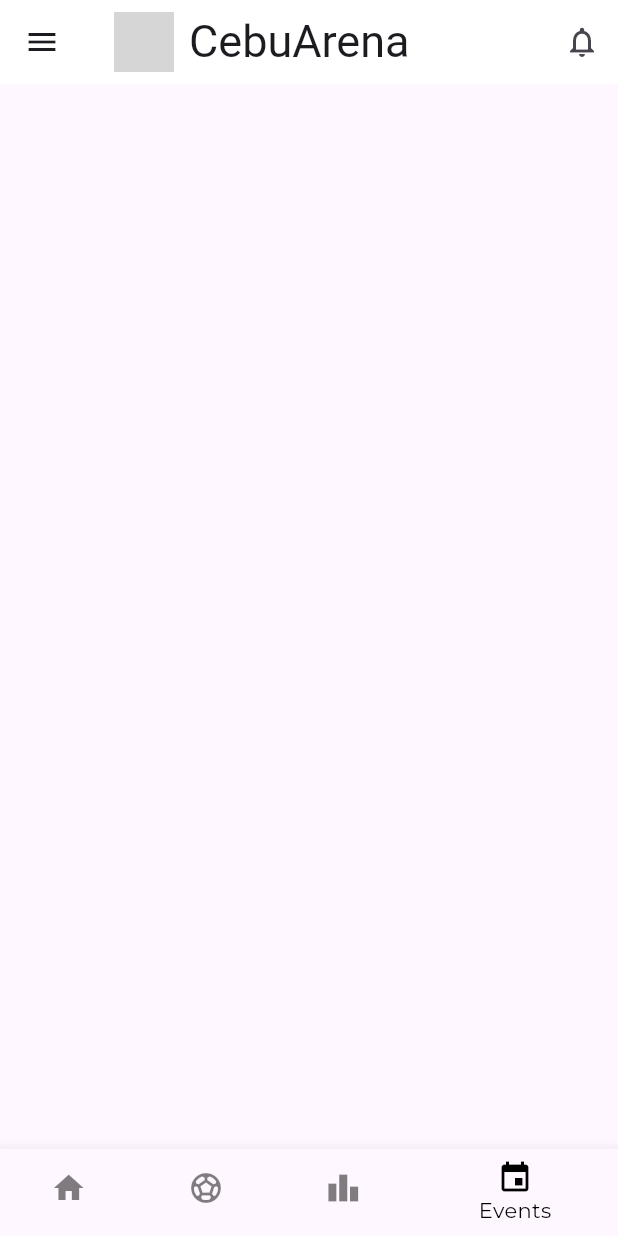
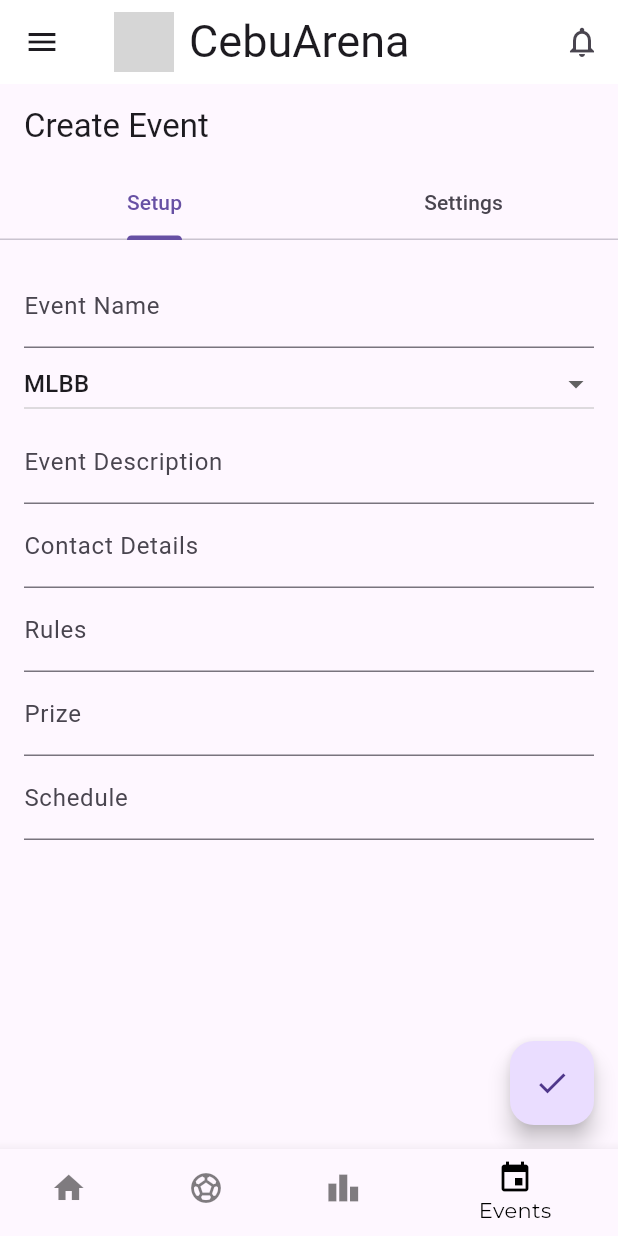
Before and after one commit to realneir/CebuArena, a Flutter app: the Homepage screen opened directly, item 4 of the bottom bar chosen, on a phone screen of 412 x 824 dp. Run offline on Flutter 3.47's test engine with Material 2 defaults, Android fonts, the phone set to English and light mode, and no system bars; our stand-ins replace carousel_slider, firebase_auth, firebase_core, firebase_database, flutter_riverpod, google_fonts and 1 more; accounts and stored records are empty; grey boxes are pictures that could not be loaded.

Commit message:
event screen

```diff
--- /dev/null
+++ b/lib/Screens/Eventscreen.dart
@@ -0,0 +1,64 @@
+// ignore_for_file: library_private_types_in_public_api
+
+import 'package:captsone_ui/Screens/Eventsdetail.dart';
+import 'package:captsone_ui/widgets/Scrimmage/Scrimmagedetails.dart';
+import 'package:flutter/material.dart';
+import 'package:captsone_ui/widgets/Homepage/tab_data.dart';
+import 'package:google_fonts/google_fonts.dart';
+
+class EventScreen extends StatefulWidget {
+  final Event event;
+
+  EventScreen({required this.event});
+
+  @override
+  _EventScreenState createState() => _EventScreenState();
+}
+
+class _EventScreenState extends State<EventScreen> {
+  late final Event event;
+
+  @override
+  Widget build(BuildContext context) {
+    return Scaffold(
+      appBar: AppBar(
+        title: Text(widget.event.eventName),
+      ),
+      body: Padding(
+        padding: const EdgeInsets.all(16.0),
+        child: ListView(
+          children: [
+            Text('Game: ${widget.event.game}'),
+            SizedBox(height: 10),
+            Text('Description: ${widget.event.description}'),
+            SizedBox(height: 10),
+            Text('Contact Details: ${widget.event.contactDetails}'),
+            SizedBox(height: 10),
+            Text('Rules: ${widget.event.rules}'),
+            SizedBox(height: 10),
+            Text('Prize: ${widget.event.prize}'),
+            SizedBox(height: 10),
+            Text('Schedule: ${widget.event.schedule}'),
+            SizedBox(height: 10),
+            Text('Minimum Players: ${widget.event.minPlayers}'),
+            SizedBox(height: 10),
+            Text('Maximum Players: ${widget.event.maxPlayers}'),
+            SizedBox(height: 10),
+            Text('Registration Limit: ${widget.event.registrationLimit}'),
+            SizedBox(height: 10),
+            Text('Participants Limit: ${widget.event.participantsLimit}'),
+            SizedBox(height: 10),
+            Text('Challong Link: ${widget.event.challongLink}'),
+            SizedBox(height: 10),
+            Text('Registration Location: ${widget.event.registrationLocation}'),
+            SizedBox(height: 10),
+            Text(
+                'Specific Specification: ${widget.event.specificSpecification}'),
+            SizedBox(height: 10),
+            Text('Specific Town: ${widget.event.specificTown}'),
+          ],
+        ),
+      ),
+    );
+  }
+}
--- /dev/null
+++ b/lib/Screens/Eventsdetail.dart
@@ -0,0 +1,300 @@
+import 'package:flutter/material.dart';
+import 'package:captsone_ui/Screens/Eventscreen.dart';
+
+class Event {
+  final String eventName;
+  final String game;
+  final String description;
+  final String contactDetails;
+  final String rules;
+  final String prize;
+  final String schedule;
+  final String minPlayers;
+  final String maxPlayers;
+  final String registrationLimit;
+  final String participantsLimit;
+  final String challongLink;
+  final String registrationLocation;
+  final String specificSpecification;
+  final String specificTown;
+
+  Event({
+    required this.eventName,
+    required this.game,
+    required this.description,
+    required this.contactDetails,
+    required this.rules,
+    required this.prize,
+    required this.schedule,
+    required this.minPlayers,
+    required this.maxPlayers,
+    required this.registrationLimit,
+    required this.participantsLimit,
+    required this.challongLink,
+    required this.registrationLocation,
+    required this.specificSpecification,
+    required this.specificTown,
+  });
+}
+
+class EventCreationPage extends StatefulWidget {
+  @override
+  _EventCreationPageState createState() => _EventCreationPageState();
+}
+
+class _EventCreationPageState extends State<EventCreationPage>
+    with SingleTickerProviderStateMixin {
+  late TabController _tabController;
+
+  final List<String> _games = [
+    "MLBB",
+    "VALORANT",
+    "DOTA2",
+    "LOL",
+    "CODM",
+    "WILDRIFT"
+  ];
+  String _selectedGame = "MLBB";
+
+  final TextEditingController _minPlayersController = TextEditingController();
+  final TextEditingController _maxPlayersController = TextEditingController();
+  final TextEditingController _participantsLimitController =
+      TextEditingController();
+  final TextEditingController _challongLinkController = TextEditingController();
+  final TextEditingController _specificLocationController =
+      TextEditingController();
+  final TextEditingController _eventNameController = TextEditingController();
+  final TextEditingController _descriptionController = TextEditingController();
+  final TextEditingController _contactDetailsController =
+      TextEditingController();
+  final TextEditingController _rulesController = TextEditingController();
+  final TextEditingController _prizeController = TextEditingController();
+  final TextEditingController _scheduleController = TextEditingController();
+
+  String _registrationLimit = "Unlimited";
+  String _registrationLocation = "All of Cebu";
+  String _specificSpecification = "School";
+  String _specificTown = "Naga";
+
+  final List<String> _towns = ["Naga", "Minglanilla", "Basak"];
+
+  @override
+  void initState() {
+    super.initState();
+    _tabController = TabController(length: 2, vsync: this);
+  }
+
+  @override
+  Widget build(BuildContext context) {
+    return Scaffold(
+      appBar: AppBar(
+        title: Text('Create Event'),
+        bottom: TabBar(
+          controller: _tabController,
+          tabs: const [
+            Tab(text: 'Setup'),
+            Tab(text: 'Settings'),
+          ],
+        ),
+      ),
+      body: TabBarView(
+        controller: _tabController,
+        children: [
+          ListView(
+            padding: const EdgeInsets.all(16.0),
+            children: [
+              TextField(
+                controller: _eventNameController,
+                decoration: InputDecoration(
+                  labelText: 'Event Name',
+                ),
+              ),
+              DropdownButton<String>(
+                value: _selectedGame,
+                hint: Text("Select Game"),
+                isExpanded: true,
+                items: _games.map<DropdownMenuItem<String>>((String value) {
+                  return DropdownMenuItem<String>(
+                    value: value,
+                    child: Text(value),
+                  );
+                }).toList(),
+                onChanged: (String? newValue) {
+                  // Nullable String
+                  setState(() {
+                    _selectedGame = newValue!;
+                  });
+                },
+              ),
+              TextField(
+                controller: _descriptionController,
+                decoration: InputDecoration(
+                  labelText: 'Event Description',
+                ),
+              ),
+              TextField(
+                controller: _contactDetailsController,
+                decoration: InputDecoration(
+                  labelText: 'Contact Details',
+                ),
+              ),
+              TextField(
+                controller: _rulesController,
+                decoration: InputDecoration(
+                  labelText: 'Rules',
+                ),
+              ),
+              TextField(
+                controller: _prizeController,
+                decoration: InputDecoration(
+                  labelText: 'Prize',
+                ),
+              ),
+              TextField(
+                controller: _scheduleController,
+                decoration: InputDecoration(
+                  labelText: 'Schedule',
+                ),
+              ),
+            ],
+          ),
+          ListView(
+            padding: const EdgeInsets.all(16.0),
+            children: [
+              TextField(
+                controller: _minPlayersController,
+                decoration: InputDecoration(
+                  labelText: 'Min Players Per Team',
+                ),
+                keyboardType: TextInputType.number,
+              ),
+              TextField(
+                controller: _maxPlayersController,
+                decoration: InputDecoration(
+                  labelText: 'Max Players Per Team',
+                ),
+                keyboardType: TextInputType.number,
+              ),
+              DropdownButton<String>(
+                value: _registrationLimit,
+                isExpanded: true,
+                items: ["Unlimited", "Limited"]
+                    .map<DropdownMenuItem<String>>((String value) {
+                  return DropdownMenuItem<String>(
+                    value: value,
+                    child: Text(value),
+                  );
+                }).toList(),
+                onChanged: (String? newValue) {
+                  setState(() {
+                    _registrationLimit = newValue!;
+                    if (_registrationLimit == "Unlimited") {
+                      _participantsLimitController.text = "";
+                    }
+                  });
+                },
+              ),
+              if (_registrationLimit == "Limited")
+                TextField(
+                  controller: _participantsLimitController,
+                  decoration: InputDecoration(
+                    labelText: 'Participants Limit',
+                  ),
+                  keyboardType: TextInputType.number,
+                ),
+              TextField(
+                controller: _challongLinkController,
+                decoration: InputDecoration(
+                  labelText: 'Enter Challong Link',
+                ),
+              ),
+              DropdownButton<String>(
+                value: _registrationLocation,
+                isExpanded: true,
+                items: ["All of Cebu", "Specific"]
+                    .map<DropdownMenuItem<String>>((String value) {
+                  return DropdownMenuItem<String>(
+                    value: value,
+                    child: Text(value),
+                  );
+                }).toList(),
+                onChanged: (String? newValue) {
+                  setState(() {
+                    _registrationLocation = newValue!;
+                    if (_registrationLocation == "All of Cebu") {
+                      _specificLocationController.text = "";
+                    }
+                  });
+                },
+              ),
+              if (_registrationLocation == "Specific") ...[
+                DropdownButton<String>(
+                  value: _specificSpecification,
+                  isExpanded: true,
+                  items: ["School", "Town"]
+                      .map<DropdownMenuItem<String>>((String value) {
+                    return DropdownMenuItem<String>(
+                      value: value,
+                      child: Text(value),
+                    );
+                  }).toList(),
+                  onChanged: (String? newValue) {
+                    setState(() {
+                      _specificSpecification = newValue!;
+                    });
+                  },
+                ),
+                if (_specificSpecification == "Town") ...[
+                  DropdownButton<String>(
+                    value: _specificTown,
+                    isExpanded: true,
+                    items: _towns.map<DropdownMenuItem<String>>((String value) {
+                      return DropdownMenuItem<String>(
+                        value: value,
+                        child: Text(value),
+                      );
+                    }).toList(),
+                    onChanged: (String? newValue) {
+                      setState(() {
+                        _specificTown = newValue!;
+                      });
+                    },
+                  ),
+                ]
+              ],
+            ],
+          ),
+        ],
+      ),
+      floatingActionButton: FloatingActionButton(
+        onPressed: () {
+          Event newEvent = Event(
+            eventName: _eventNameController.text,
+            game: _selectedGame,
+            description: _descriptionController.text,
+            contactDetails: _contactDetailsController.text,
+            rules: _rulesController.text,
+            prize: _prizeController.text,
+            schedule: _scheduleController.text,
+            minPlayers: _minPlayersController.text,
+            maxPlayers: _maxPlayersController.text,
+            registrationLimit: _registrationLimit,
+            participantsLimit: _participantsLimitController.text,
+            challongLink: _challongLinkController.text,
+            registrationLocation: _registrationLocation,
+            specificSpecification: _specificSpecification,
+            specificTown: _specificTown,
+          );
+
+          Navigator.push(
+            context,
+            MaterialPageRoute(
+              builder: (context) => EventScreen(event: newEvent),
+            ),
+          );
+        },
+        child: Icon(Icons.check),
+      ),
+    );
+  }
+}
--- a/lib/Screens/Homepage.dart
+++ b/lib/Screens/Homepage.dart
@@ -1,3 +1,5 @@
+import 'package:captsone_ui/Screens/Eventscreen.dart';
+import 'package:captsone_ui/Screens/Eventsdetail.dart';
 import 'package:captsone_ui/Screens/Leaderboards.dart';
 import 'package:captsone_ui/services/user_provider.dart';
 import 'package:firebase_database/firebase_database.dart';
@@ -40,7 +42,7 @@ class Homepage extends ConsumerWidget {
             ),
             SizedBox(width: 10),
             Text(
-              'CebuArena',
+              'CebuArena', //change username to the current user logged in
               style: GoogleFonts.metalMania(fontSize: 30),
             ),
           ],
@@ -100,13 +102,13 @@ class Homepage extends ConsumerWidget {
   Widget _buildPage(int index) {
     switch (index) {
       case 0:
-        return EventsLeaderboardsPage();
+        return HomeView();
       case 1:
         return ScrimmagesPage();
       case 2:
         return Leaderboards();
-      // case 3:
-      //   return SettingsPage();
+      case 3:
+        return EventCreationPage();
       default:
         return Container();
     }
--- a/lib/widgets/Homepage/drawer.dart
+++ b/lib/widgets/Homepage/drawer.dart
@@ -1,4 +1,5 @@
 import 'package:captsone_ui/Screens/LoginScreen.dart';
+import 'package:captsone_ui/Screens/Profilescreen.dart';
 import 'package:captsone_ui/services/firebase_auth_methods.dart';
 import 'package:captsone_ui/utils/showSnackBar.dart';
 import 'package:firebase_auth/firebase_auth.dart';
@@ -75,7 +76,7 @@ class SidebarMenu extends StatelessWidget {
             onTap: () {
               Navigator.push(
                 context,
-                MaterialPageRoute(builder: (context) => EmailPasswordLogin()),
+                MaterialPageRoute(builder: (context) => ProfileScreen()),
               );
             },
           ),
--- a/lib/widgets/Homepage/events_leaderboards_page.dart
+++ b/lib/widgets/Homepage/events_leaderboards_page.dart
@@ -2,12 +2,12 @@ import 'package:carousel_slider/carousel_slider.dart';
 import 'package:flutter/material.dart';
 import 'package:google_fonts/google_fonts.dart';
 
-class EventsLeaderboardsPage extends StatefulWidget {
+class HomeView extends StatefulWidget {
   @override
-  _EventsLeaderboardsPageState createState() => _EventsLeaderboardsPageState();
+  _HomeViewState createState() => _HomeViewState();
 }
 
-class _EventsLeaderboardsPageState extends State<EventsLeaderboardsPage> {
+class _HomeViewState extends State<HomeView> {
   int _currentIndex = 0;
   int _sliderIndex = 0;
   final List<String> _sliderItems = [
```
